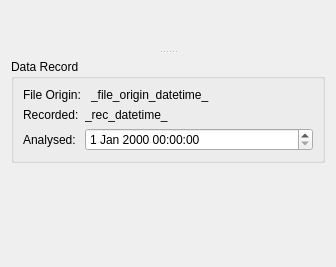
Before: the Qt Designer form src/scipyen/gui/widgets/dataclasswidgets/metadatawidget.ui in ctigaret/scipyen, drawn with Qt 5.
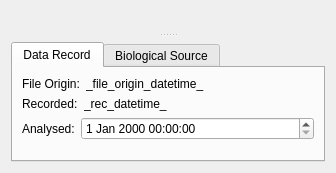
After: the same form once the commit is applied. Custom widgets are drawn as their Qt base class.

Patch:
```diff
--- a/src/scipyen/gui/widgets/dataclasswidgets/metadatawidget.ui
+++ b/src/scipyen/gui/widgets/dataclasswidgets/metadatawidget.ui
@@ -7,13 +7,13 @@
     <x>0</x>
     <y>0</y>
     <width>336</width>
-    <height>267</height>
+    <height>173</height>
    </rect>
   </property>
   <property name="windowTitle">
    <string>Form</string>
   </property>
-  <layout class="QGridLayout" name="gridLayout_2">
+  <layout class="QGridLayout" name="gridLayout_3">
    <item row="0" column="0">
     <widget class="QSplitter" name="splitter">
      <property name="orientation">
@@ -29,19 +29,25 @@
         <widget class="NameDescriptionWidget" name="nameDescriptionWidget" native="true"/>
        </item>
        <item>
-        <widget class="QGroupBox" name="dataRecordGroupBox">
-         <property name="title">
+        <widget class="QTabWidget" name="tabWidget">
+         <property name="currentIndex">
+          <number>0</number>
+         </property>
+         <widget class="QWidget" name="dataRecordTab">
+          <attribute name="title">
           <string>Data Record</string>
-         </property>
+          </attribute>
          <layout class="QGridLayout" name="gridLayout">
-          <item row="0" column="0" colspan="2">
+           <item row="0" column="0">
+            <layout class="QHBoxLayout" name="horizontalLayout">
+             <item>
            <widget class="QLabel" name="label">
             <property name="text">
              <string>File Origin:</string>
             </property>
            </widget>
           </item>
-          <item row="0" column="2">
+             <item>
            <widget class="QLabel" name="fileOriginLabel">
             <property name="sizePolicy">
              <sizepolicy hsizetype="MinimumExpanding" vsizetype="Preferred">
@@ -54,14 +60,18 @@
             </property>
            </widget>
           </item>
+            </layout>
+           </item>
           <item row="1" column="0">
+            <layout class="QHBoxLayout" name="horizontalLayout_2">
+             <item>
            <widget class="QLabel" name="label_3">
             <property name="text">
              <string>Recorded:</string>
             </property>
            </widget>
           </item>
-          <item row="1" column="1" colspan="2">
+             <item>
            <widget class="QLabel" name="recDateTimeLabel">
             <property name="sizePolicy">
              <sizepolicy hsizetype="MinimumExpanding" vsizetype="Preferred">
@@ -74,14 +84,18 @@
             </property>
            </widget>
           </item>
+            </layout>
+           </item>
           <item row="2" column="0">
+            <layout class="QHBoxLayout" name="horizontalLayout_3">
+             <item>
            <widget class="QLabel" name="label_5">
             <property name="text">
              <string>Analysed:</string>
             </property>
            </widget>
           </item>
-          <item row="2" column="1" colspan="2">
+             <item>
            <widget class="QDateTimeEdit" name="analysisDateTimeEdit">
             <property name="sizePolicy">
              <sizepolicy hsizetype="MinimumExpanding" vsizetype="Fixed">
@@ -92,11 +106,47 @@
            </widget>
           </item>
          </layout>
-        </widget>
-       </item>
-       <item>
+           </item>
+           <item row="3" column="0">
+            <spacer name="verticalSpacer_2">
+             <property name="orientation">
+              <enum>Qt::Orientation::Vertical</enum>
+             </property>
+             <property name="sizeHint" stdset="0">
+              <size>
+               <width>20</width>
+               <height>0</height>
+              </size>
+             </property>
+            </spacer>
+           </item>
+          </layout>
+         </widget>
+         <widget class="QWidget" name="biologicalSourceTab">
+          <attribute name="title">
+           <string>Biological Source</string>
+          </attribute>
+          <layout class="QGridLayout" name="gridLayout_2">
+           <item row="0" column="0">
         <widget class="BiologicalSourceWidget" name="biologicalSourceWidget" native="true"/>
        </item>
+           <item row="1" column="0">
+            <spacer name="verticalSpacer_3">
+             <property name="orientation">
+              <enum>Qt::Orientation::Vertical</enum>
+             </property>
+             <property name="sizeHint" stdset="0">
+              <size>
+               <width>20</width>
+               <height>106</height>
+              </size>
+             </property>
+            </spacer>
+           </item>
+          </layout>
+         </widget>
+        </widget>
+       </item>
        <item>
         <spacer name="verticalSpacer">
          <property name="orientation">
@@ -104,8 +154,8 @@
          </property>
          <property name="sizeHint" stdset="0">
           <size>
-           <width>20</width>
-           <height>40</height>
+           <width>128</width>
+           <height>13</height>
           </size>
          </property>
         </spacer>
```
Lines whose indentation alone changed are shown as unchanged.
